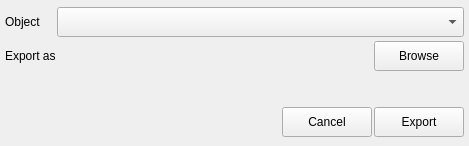
usual-one/3DObjectVisualizer, file forms/exportdialog.ui: the form before one commit.
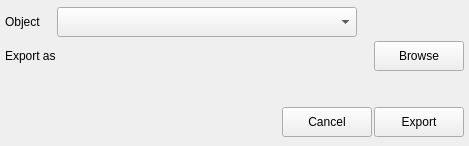
The form after the commit.

The edit to the form file:
```diff
--- a/forms/exportdialog.ui
+++ b/forms/exportdialog.ui
@@ -81,7 +81,13 @@
       <widget class="QComboBox" name="cmbx_object">
        <property name="minimumSize">
         <size>
-         <width>0</width>
+         <width>300</width>
+         <height>30</height>
+        </size>
+       </property>
+       <property name="maximumSize">
+        <size>
+         <width>300</width>
          <height>30</height>
         </size>
        </property>
@@ -90,6 +96,19 @@
        </property>
       </widget>
      </item>
+     <item>
+      <spacer name="horizontalSpacer">
+       <property name="orientation">
+        <enum>Qt::Horizontal</enum>
+       </property>
+       <property name="sizeHint" stdset="0">
+        <size>
+         <width>0</width>
+         <height>30</height>
+        </size>
+       </property>
+      </spacer>
+     </item>
     </layout>
    </item>
    <item>
```
